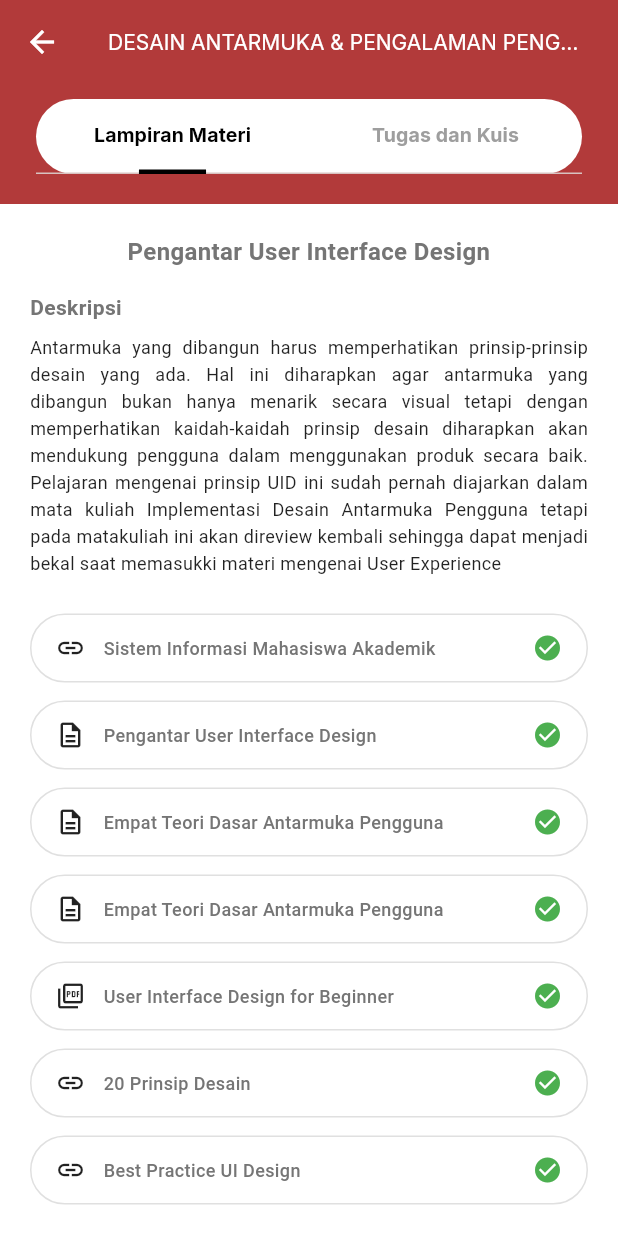
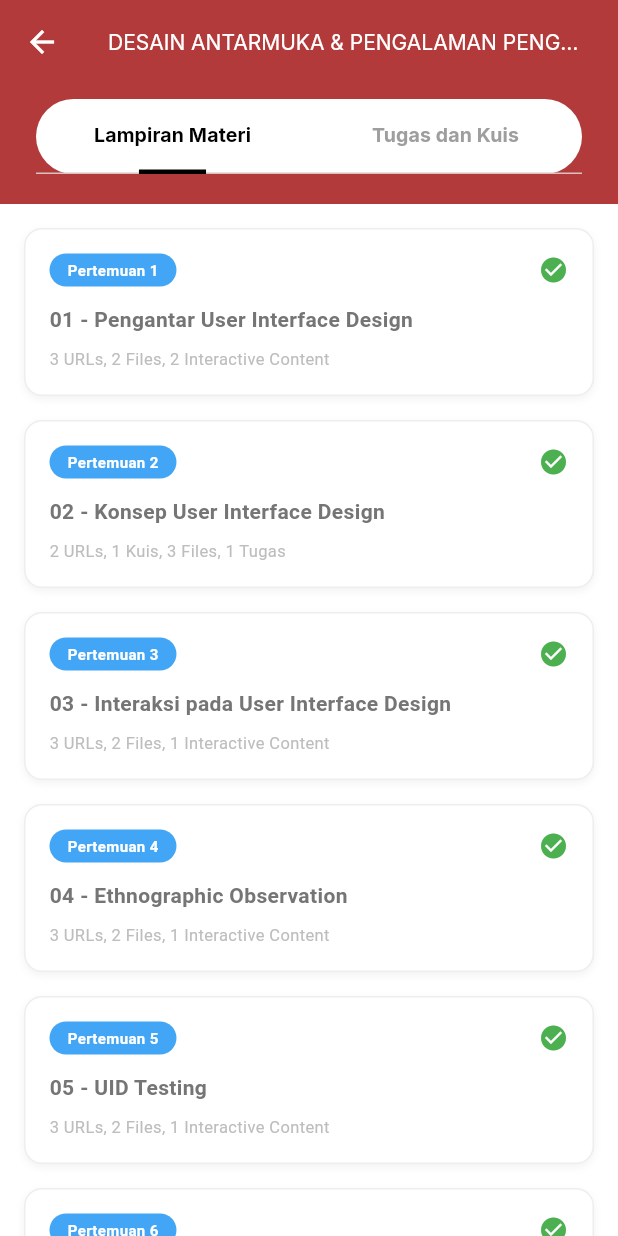
Before and after one commit to NandaaAyyy/lms_study, a Flutter app: the screen it shows after launch, after a tap on "Log In", after a tap on "UI/UX", on a phone screen of 412 x 824 dp. Run offline on Flutter 3.47's test engine with Material 3 defaults, Android fonts, the light colour scheme and no system bars; our stand-ins replace google_fonts; network calls fail.

Commit message:
commit 14= page pengantar bagian IUD

```diff
--- a/lib/pages/course_detail_page.dart
+++ b/lib/pages/course_detail_page.dart
@@ -4,6 +4,8 @@ import 'package:flutter/material.dart';
 import '../core/theme/app_colors.dart';
 import 'package:url_launcher/url_launcher.dart';
 import 'quiz_start_page.dart';
+import 'konsep_uid_page.dart';
+import 'pengantar_uid_page.dart';
 
 class CourseDetailPage extends StatefulWidget {
   final String courseTitle;
@@ -88,55 +90,106 @@ class _CourseDetailPageState extends State<CourseDetailPage> with SingleTickerPr
   }
 
   Widget _buildMateriTab() {
-    return SingleChildScrollView(
-      padding: const EdgeInsets.all(20.0),
+    return ListView(
+      padding: const EdgeInsets.all(16.0),
+      children: [
+        _buildModuleItem(
+          title: '01 - Pengantar User Interface Design',
+          meeting: 'Pertemuan 1',
+          subtitle: '3 URLs, 2 Files, 2 Interactive Content',
+          onTap: () {
+            Navigator.push(
+              context,
+              MaterialPageRoute(builder: (context) => const PengantarUIDPage()),
+            );
+          },
+        ),
+        _buildModuleItem(
+          title: '02 - Konsep User Interface Design',
+          meeting: 'Pertemuan 2',
+          subtitle: '2 URLs, 1 Kuis, 3 Files, 1 Tugas',
+          onTap: () {
+            Navigator.push(
+              context,
+              MaterialPageRoute(builder: (context) => const KonsepUIDPage()),
+            );
+          },
+        ),
+        _buildModuleItem(
+          title: '03 - Interaksi pada User Interface Design',
+          meeting: 'Pertemuan 3',
+          subtitle: '3 URLs, 2 Files, 1 Interactive Content',
+        ),
+        _buildModuleItem(
+          title: '04 - Ethnographic Observation',
+          meeting: 'Pertemuan 4',
+          subtitle: '3 URLs, 2 Files, 1 Interactive Content',
+        ),
+        _buildModuleItem(
+          title: '05 - UID Testing',
+          meeting: 'Pertemuan 5',
+          subtitle: '3 URLs, 2 Files, 1 Interactive Content',
+        ),
+        _buildModuleItem(
+          title: '06 - Assessment 1',
+          meeting: 'Pertemuan 6',
+          subtitle: '1 URLs, 2 Files, 1 Interactive Content',
+        ),
+      ],
+    );
+  }
+
+  Widget _buildModuleItem({
+    required String title,
+    required String meeting,
+    required String subtitle,
+    VoidCallback? onTap,
+  }) {
+    return GestureDetector(
+      onTap: onTap,
+      child: Container(
+        margin: const EdgeInsets.only(bottom: 16),
+        padding: const EdgeInsets.all(16),
+        decoration: BoxDecoration(
+          color: Colors.white,
+          borderRadius: BorderRadius.circular(12),
+          border: Border.all(color: Colors.grey.shade200),
+          boxShadow: [
+             BoxShadow(color: Colors.black.withOpacity(0.05), blurRadius: 4, offset: const Offset(0,2))
+          ],
+        ),
         child: Column(
           crossAxisAlignment: CrossAxisAlignment.start,
           children: [
-          const Center(
+            Row(
+              mainAxisAlignment: MainAxisAlignment.spaceBetween,
+              children: [
+                Container(
+                  padding: const EdgeInsets.symmetric(horizontal: 12, vertical: 4),
+                  decoration: BoxDecoration(
+                    color: Colors.blue.shade400,
+                    borderRadius: BorderRadius.circular(12),
+                  ),
                   child: Text(
-              'Pengantar User Interface Design',
-              style: TextStyle(
-                fontSize: 16,
-                fontWeight: FontWeight.bold,
-              ),
-              textAlign: TextAlign.center,
+                    meeting,
+                    style: const TextStyle(color: Colors.white, fontSize: 10, fontWeight: FontWeight.bold),
                   ),
                 ),
-          const SizedBox(height: 16),
-          const Text(
-            'Deskripsi',
-            style: TextStyle(fontSize: 14, fontWeight: FontWeight.bold),
+                const Icon(Icons.check_circle, color: Colors.green, size: 20),
+              ],
+            ),
+            const SizedBox(height: 12),
+            Text(
+              title,
+              style: const TextStyle(fontWeight: FontWeight.bold, fontSize: 14),
             ),
              const SizedBox(height: 8),
-          const Text(
-            'Antarmuka yang dibangun harus memperhatikan prinsip-prinsip desain yang ada. Hal ini diharapkan agar antarmuka yang dibangun bukan hanya menarik secara visual tetapi dengan memperhatikan kaidah-kaidah prinsip desain diharapkan akan mendukung pengguna dalam menggunakan produk secara baik. Pelajaran mengenai prinsip UID ini sudah pernah diajarkan dalam mata kuliah Implementasi Desain Antarmuka Pengguna tetapi pada matakuliah ini akan direview kembali sehingga dapat menjadi bekal saat memasukki materi mengenai User Experience',
-            style: TextStyle(fontSize: 12, height: 1.5, color: Colors.black87),
-            textAlign: TextAlign.justify,
+            Text(
+              subtitle,
+              style: TextStyle(color: Colors.grey.shade400, fontSize: 11),
             ),
-          const SizedBox(height: 24),
-
-          _buildMaterialItem(
-            'Sistem Informasi Mahasiswa Akademik',
-            Icons.link,
-            onTap: () async {
-              const url = 'https://simat.uim.ac.id/';
-              final uri = Uri.parse(url);
-              if (await canLaunchUrl(uri)) {
-                await launchUrl(uri, mode: LaunchMode.externalApplication);
-              } else {
-                // Handling error or just ignored for now as per simple req
-                debugPrint('Could not launch $url');
-              }
-            },
+          ],
         ),
-          _buildMaterialItem('Pengantar User Interface Design', Icons.description_outlined),
-          _buildMaterialItem('Empat Teori Dasar Antarmuka Pengguna', Icons.description_outlined),
-          _buildMaterialItem('Empat Teori Dasar Antarmuka Pengguna', Icons.description_outlined),
-          _buildMaterialItem('User Interface Design for Beginner', Icons.picture_as_pdf_outlined),
-          _buildMaterialItem('20 Prinsip Desain', Icons.link),
-          _buildMaterialItem('Best Practice UI Design', Icons.link),
-        ],
       ),
     );
   }
```
Also changed, not shown: lib/pages/konsep_uid_page.dart (added, +169 -0 lines), lib/pages/pengantar_uid_page.dart (added, +171 -0 lines). Lines whose indentation alone changed are shown as unchanged.
